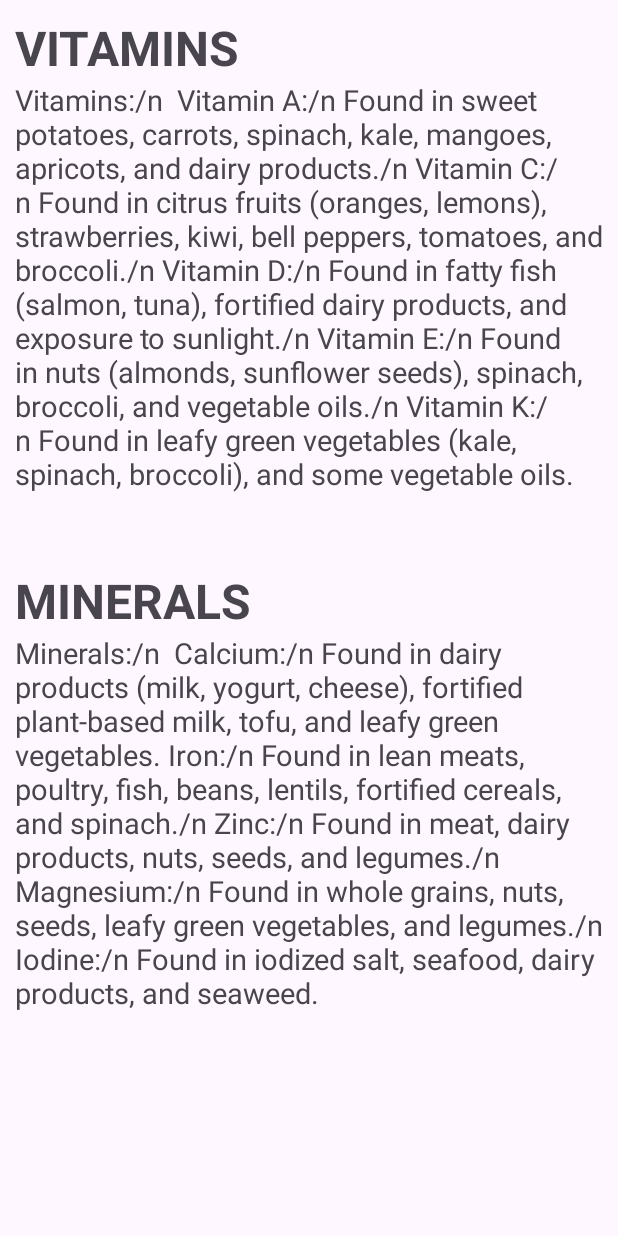
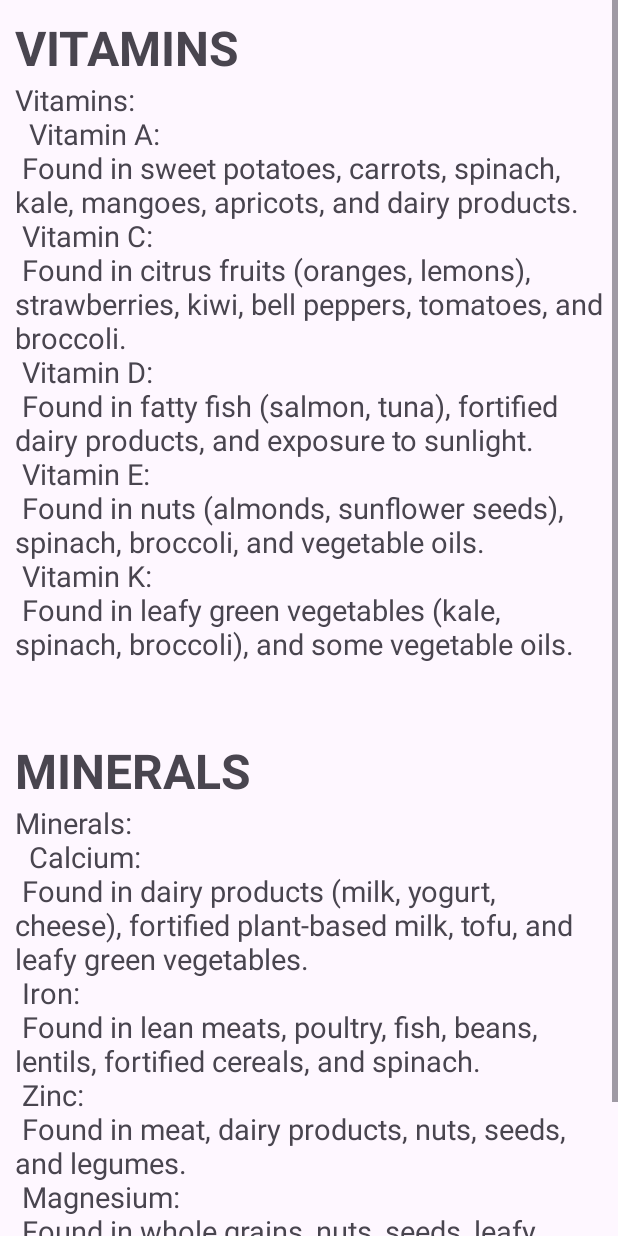
Before and after one commit to samantray-suvam/NUTRITIONIST, an Android app: the teen_micro screen opened directly, with no data from a screen before it, on a phone screen of 412 x 824 dp. Run offline under Robolectric (Android 15) with nearby library versions, the phone set to English and light mode, and no system bars.

Commit message:
Update activity_teen_micro.xml

```diff
--- a/app/src/main/res/layout/activity_teen_micro.xml
+++ b/app/src/main/res/layout/activity_teen_micro.xml
@@ -36,17 +36,17 @@
                     android:layout_width="match_parent"
                     android:layout_height="wrap_content"
                     android:layout_weight="1"
-                    android:text="Vitamins:/n
+                    android:text="Vitamins:\n
 
-Vitamin A:/n
-Found in sweet potatoes, carrots, spinach, kale, mangoes, apricots, and dairy products./n
-Vitamin C:/n
-Found in citrus fruits (oranges, lemons), strawberries, kiwi, bell peppers, tomatoes, and broccoli./n
-Vitamin D:/n
-Found in fatty fish (salmon, tuna), fortified dairy products, and exposure to sunlight./n
-Vitamin E:/n
-Found in nuts (almonds, sunflower seeds), spinach, broccoli, and vegetable oils./n
-Vitamin K:/n
+Vitamin A:\n
+Found in sweet potatoes, carrots, spinach, kale, mangoes, apricots, and dairy products.\n
+Vitamin C:\n
+Found in citrus fruits (oranges, lemons), strawberries, kiwi, bell peppers, tomatoes, and broccoli.\n
+Vitamin D:\n
+Found in fatty fish (salmon, tuna), fortified dairy products, and exposure to sunlight.\n
+Vitamin E:\n
+Found in nuts (almonds, sunflower seeds), spinach, broccoli, and vegetable oils.\n
+Vitamin K:\n
 Found in leafy green vegetables (kale, spinach, broccoli), and some vegetable oils."
                     android:textSize="19dp"/>
             </LinearLayout>
@@ -72,17 +72,17 @@ Found in leafy green vegetables (kale, spinach, broccoli), and some vegetable oi
                     android:layout_width="match_parent"
                     android:layout_height="wrap_content"
                     android:layout_weight="1"
-                    android:text="Minerals:/n
+                    android:text="Minerals:\n
 
-Calcium:/n
-Found in dairy products (milk, yogurt, cheese), fortified plant-based milk, tofu, and leafy green vegetables.
-Iron:/n
-Found in lean meats, poultry, fish, beans, lentils, fortified cereals, and spinach./n
-Zinc:/n
-Found in meat, dairy products, nuts, seeds, and legumes./n
-Magnesium:/n
-Found in whole grains, nuts, seeds, leafy green vegetables, and legumes./n
-Iodine:/n
+Calcium:\n
+Found in dairy products (milk, yogurt, cheese), fortified plant-based milk, tofu, and leafy green vegetables.\n
+Iron:\n
+Found in lean meats, poultry, fish, beans, lentils, fortified cereals, and spinach.\n
+Zinc:\n
+Found in meat, dairy products, nuts, seeds, and legumes.\n
+Magnesium:\n
+Found in whole grains, nuts, seeds, leafy green vegetables, and legumes.\n
+Iodine:\n
 Found in iodized salt, seafood, dairy products, and seaweed."
                     android:textSize="19dp"/>
             </LinearLayout>
```
